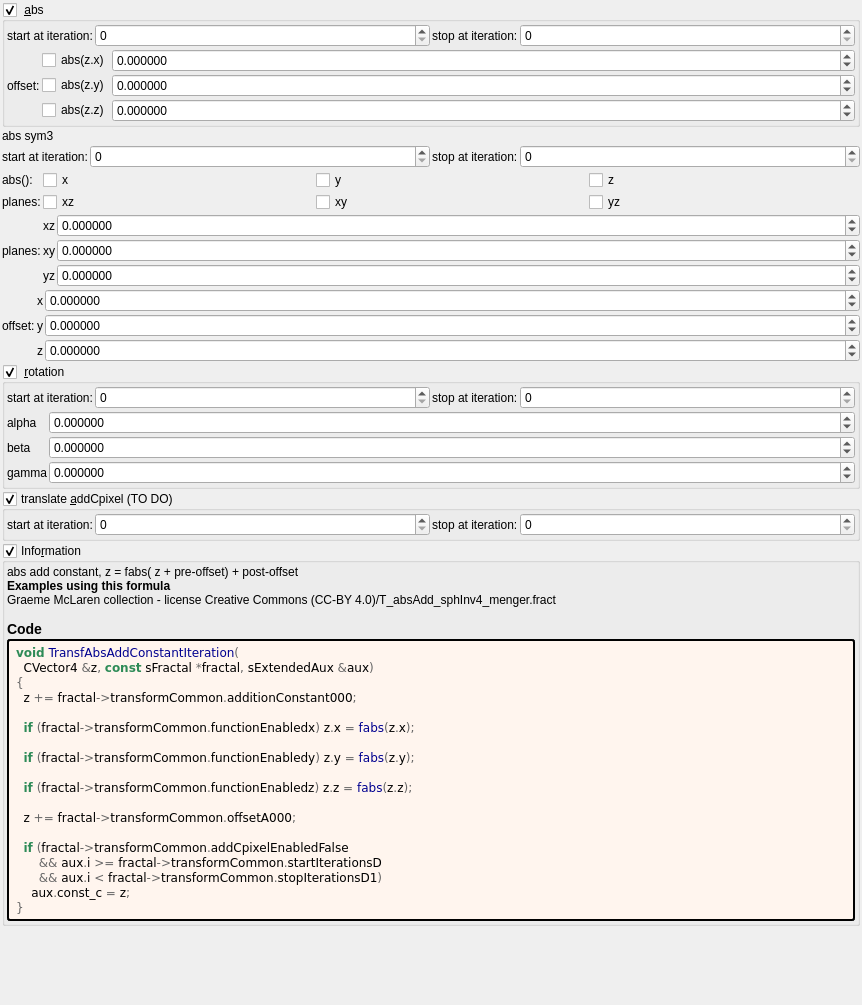
Qt form mandelbulber2/formula/ui/transf_abs_sym3.ui (buddhi1980/mandelbulber2) before a commit.
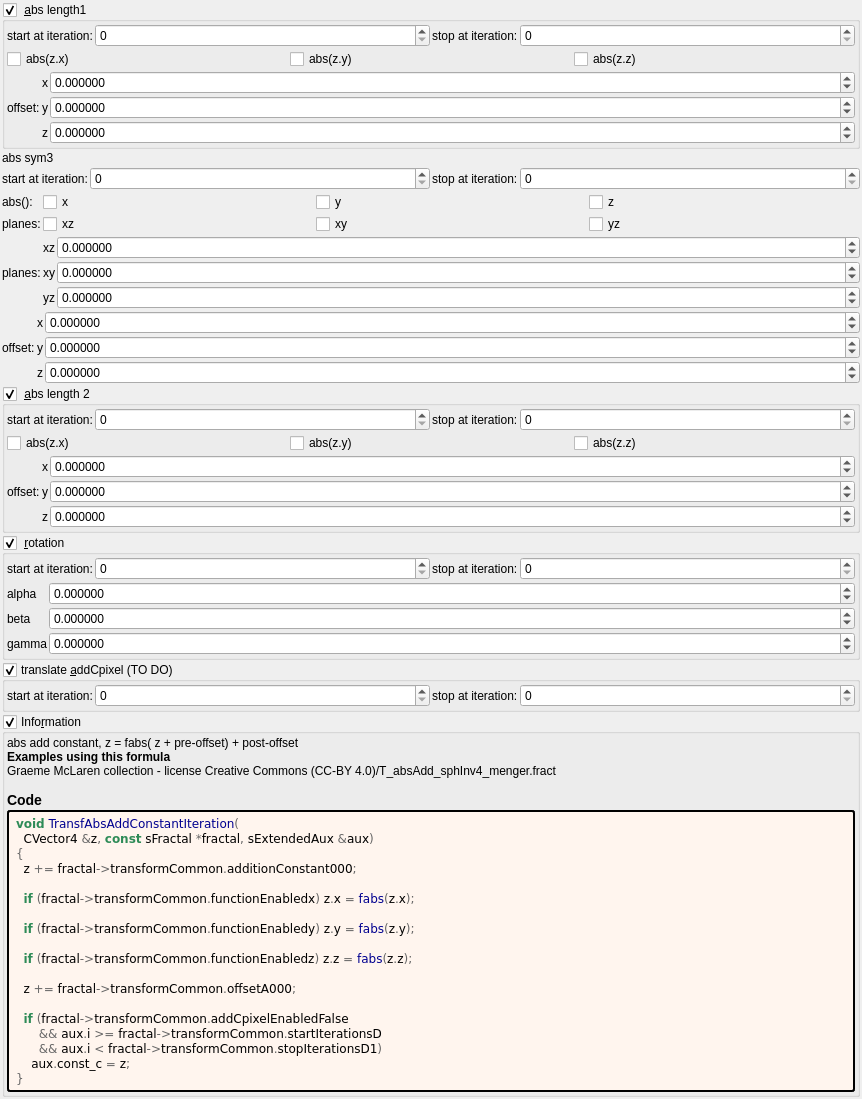
The same form after that commit. Custom widgets are drawn as their Qt base class.

Commit message: transf_difs_cylinder.cl add round option

The edit to the form file:
```diff
--- a/mandelbulber2/formula/ui/transf_abs_sym3.ui
+++ b/mandelbulber2/formula/ui/transf_abs_sym3.ui
@@ -7,7 +7,7 @@
     <x>0</x>
     <y>0</y>
     <width>862</width>
-    <height>1005</height>
+    <height>1085</height>
    </rect>
   </property>
   <property name="windowTitle">
@@ -32,12 +32,12 @@
    <item>
     <widget class="MyGroupBox" name="groupCheck_transf_function_enabledA_false">
      <property name="title">
-      <string> &amp;abs</string>
+      <string> &amp;abs length1</string>
      </property>
      <property name="checkable">
       <bool>true</bool>
      </property>
-     <layout class="QVBoxLayout" name="verticalLayout_17" stretch="0,0">
+     <layout class="QVBoxLayout" name="verticalLayout_17" stretch="0,0,0">
       <property name="spacing">
        <number>2</number>
       </property>
@@ -104,116 +104,22 @@
        </layout>
       </item>
       <item>
-       <layout class="QGridLayout" name="gridLayout_8" columnstretch="0,0,1">
-        <property name="spacing">
-         <number>2</number>
-        </property>
-        <item row="1" column="0">
-         <widget class="QLabel" name="label_259">
-          <property name="text">
-           <string>offset:</string>
-          </property>
-         </widget>
-        </item>
-        <item row="0" column="2">
-         <widget class="MyDoubleSpinBox" name="spinbox3_transf_offset_000_x">
-          <property name="sizePolicy">
-           <sizepolicy hsizetype="Minimum" vsizetype="Maximum">
-            <horstretch>0</horstretch>
-            <verstretch>0</verstretch>
-           </sizepolicy>
-          </property>
-          <property name="prefix">
-           <string/>
-          </property>
-          <property name="suffix">
-           <string/>
-          </property>
-          <property name="decimals">
-           <number>6</number>
-          </property>
-          <property name="minimum">
-           <double>-99.989999999999995</double>
-          </property>
-          <property name="maximum">
-           <double>99.989999999999995</double>
-          </property>
-          <property name="singleStep">
-           <double>0.100000000000000</double>
-          </property>
-         </widget>
-        </item>
-        <item row="1" column="2">
-         <widget class="MyDoubleSpinBox" name="spinbox3_transf_offset_000_y">
-          <property name="sizePolicy">
-           <sizepolicy hsizetype="Minimum" vsizetype="Maximum">
-            <horstretch>0</horstretch>
-            <verstretch>0</verstretch>
-           </sizepolicy>
-          </property>
-          <property name="prefix">
-           <string/>
-          </property>
-          <property name="suffix">
-           <string/>
-          </property>
-          <property name="decimals">
-           <number>6</number>
-          </property>
-          <property name="minimum">
-           <double>-99.989999999999995</double>
-          </property>
-          <property name="maximum">
-           <double>99.989999999999995</double>
-          </property>
-          <property name="singleStep">
-           <double>0.100000000000000</double>
-          </property>
-         </widget>
-        </item>
-        <item row="2" column="2">
-         <widget class="MyDoubleSpinBox" name="spinbox3_transf_offset_000_z">
-          <property name="sizePolicy">
-           <sizepolicy hsizetype="Minimum" vsizetype="Maximum">
-            <horstretch>0</horstretch>
-            <verstretch>0</verstretch>
-           </sizepolicy>
-          </property>
-          <property name="prefix">
-           <string/>
-          </property>
-          <property name="suffix">
-           <string/>
-          </property>
-          <property name="decimals">
-           <number>6</number>
-          </property>
-          <property name="minimum">
-           <double>-99.989999999999995</double>
-          </property>
-          <property name="maximum">
-           <double>99.989999999999995</double>
-          </property>
-          <property name="singleStep">
-           <double>0.100000000000000</double>
-          </property>
-         </widget>
-        </item>
-        <item row="0" column="1">
+       <layout class="QHBoxLayout" name="horizontalLayout_20" stretch="0,0,0">
+        <item>
          <widget class="MyCheckBox" name="checkBox_transf_function_enabledx">
           <property name="text">
            <string notr="true">abs(z.x)</string>
           </property>
          </widget>
         </item>
-        <item row="1" column="1">
+        <item>
          <widget class="MyCheckBox" name="checkBox_transf_function_enabledy">
           <property name="text">
            <string notr="true">abs(z.y)</string>
           </property>
          </widget>
         </item>
-        <item row="2" column="1">
+        <item>
          <widget class="MyCheckBox" name="checkBox_transf_function_enabledz">
           <property name="text">
            <string notr="true">abs(z.z)</string>
@@ -222,6 +128,152 @@
         </item>
        </layout>
       </item>
+      <item>
+       <layout class="QGridLayout" name="gridLayout_4" columnstretch="0,0,1">
+        <property name="spacing">
+         <number>2</number>
+        </property>
+        <item row="1" column="0">
+         <widget class="QLabel" name="label_264">
+          <property name="text">
+           <string>offset:</string>
+          </property>
+         </widget>
+        </item>
+        <item row="1" column="1">
+         <widget class="QLabel" name="label_132">
+          <property name="sizePolicy">
+           <sizepolicy hsizetype="Preferred" vsizetype="Preferred">
+            <horstretch>0</horstretch>
+            <verstretch>0</verstretch>
+           </sizepolicy>
+          </property>
+          <property name="text">
+           <string notr="true">y</string>
+          </property>
+          <property name="alignment">
+           <set>Qt::AlignRight|Qt::AlignTrailing|Qt::AlignVCenter</set>
+          </property>
+         </widget>
+        </item>
+        <item row="2" column="1">
+         <widget class="QLabel" name="label_133">
+          <property name="sizePolicy">
+           <sizepolicy hsizetype="Preferred" vsizetype="Preferred">
+            <horstretch>0</horstretch>
+            <verstretch>0</verstretch>
+           </sizepolicy>
+          </property>
+          <property name="text">
+           <string notr="true">z</string>
+          </property>
+          <property name="alignment">
+           <set>Qt::AlignRight|Qt::AlignTrailing|Qt::AlignVCenter</set>
+          </property>
+         </widget>
+        </item>
+        <item row="0" column="1">
+         <widget class="QLabel" name="label_134">
+          <property name="sizePolicy">
+           <sizepolicy hsizetype="Preferred" vsizetype="Preferred">
+            <horstretch>0</horstretch>
+            <verstretch>0</verstretch>
+           </sizepolicy>
+          </property>
+          <property name="text">
+           <string notr="true">x</string>
+          </property>
+          <property name="alignment">
+           <set>Qt::AlignRight|Qt::AlignTrailing|Qt::AlignVCenter</set>
+          </property>
+         </widget>
+        </item>
+        <item row="0" column="2">
+         <widget class="MyDoubleSpinBox" name="spinbox3_transf_offset_000_x">
+          <property name="sizePolicy">
+           <sizepolicy hsizetype="Minimum" vsizetype="Maximum">
+            <horstretch>0</horstretch>
+            <verstretch>0</verstretch>
+           </sizepolicy>
+          </property>
+          <property name="prefix">
+           <string/>
+          </property>
+          <property name="suffix">
+           <string/>
+          </property>
+          <property name="decimals">
+           <number>6</number>
+          </property>
+          <property name="minimum">
+           <double>-99.989999999999995</double>
+          </property>
+          <property name="maximum">
+           <double>99.989999999999995</double>
+          </property>
+          <property name="singleStep">
+           <double>0.100000000000000</double>
+          </property>
+         </widget>
+        </item>
+        <item row="1" column="2">
+         <widget class="MyDoubleSpinBox" name="spinbox3_transf_offset_000_y">
+          <property name="sizePolicy">
+           <sizepolicy hsizetype="Minimum" vsizetype="Maximum">
+            <horstretch>0</horstretch>
+            <verstretch>0</verstretch>
+           </sizepolicy>
+          </property>
+          <property name="prefix">
+           <string/>
+          </property>
+          <property name="suffix">
+           <string/>
+          </property>
+          <property name="decimals">
+           <number>6</number>
+          </property>
+          <property name="minimum">
+           <double>-99.989999999999995</double>
+          </property>
+          <property name="maximum">
+           <double>99.989999999999995</double>
+          </property>
+          <property name="singleStep">
+           <double>0.100000000000000</double>
+          </property>
+         </widget>
+        </item>
+        <item row="2" column="2">
+         <widget class="MyDoubleSpinBox" name="spinbox3_transf_offset_000_z">
+          <property name="sizePolicy">
+           <sizepolicy hsizetype="Minimum" vsizetype="Maximum">
+            <horstretch>0</horstretch>
+            <verstretch>0</verstretch>
+           </sizepolicy>
+          </property>
+          <property name="prefix">
+           <string/>
+          </property>
+          <property name="suffix">
+           <string/>
+          </property>
+          <property name="decimals">
+           <number>6</number>
+          </property>
+          <property name="minimum">
+           <double>-99.989999999999995</double>
+          </property>
+          <property name="maximum">
+           <double>99.989999999999995</double>
+          </property>
+          <property name="singleStep">
+           <double>0.100000000000000</double>
+          </property>
+         </widget>
+        </item>
+       </layout>
+      </item>
      </layout>
     </widget>
    </item>
@@ -637,6 +689,254 @@
      </item>
     </layout>
    </item>
+   <item>
+    <widget class="MyGroupBox" name="groupCheck_transf_function_enabledB_false">
+     <property name="title">
+      <string> &amp;abs length 2</string>
+     </property>
+     <property name="checkable">
+      <bool>true</bool>
+     </property>
+     <layout class="QVBoxLayout" name="verticalLayout_19" stretch="0,0,0">
+      <property name="spacing">
+       <number>2</number>
+      </property>
+      <property name="leftMargin">
+       <number>2</number>
+      </property>
+      <property name="topMargin">
+       <number>2</number>
+      </property>
+      <property name="rightMargin">
+       <number>2</number>
+      </property>
+      <property name="bottomMargin">
+       <number>2</number>
+      </property>
+      <item>
+       <layout class="QHBoxLayout" name="horizontalLayout_19" stretch="0,1,0,1">
+        <item>
+         <widget class="QLabel" name="label_100">
+          <property name="text">
+           <string>start at iteration:</string>
+          </property>
+         </widget>
+        </item>
+        <item>
+         <widget class="MySpinBox" name="spinboxInt_transf_start_iterations_B">
+          <property name="sizePolicy">
+           <sizepolicy hsizetype="Minimum" vsizetype="Maximum">
+            <horstretch>0</horstretch>
+            <verstretch>0</verstretch>
+           </sizepolicy>
+          </property>
+          <property name="minimum">
+           <number>0</number>
+          </property>
+          <property name="maximum">
+           <number>999</number>
+          </property>
+          <property name="value">
+           <number>0</number>
+          </property>
+         </widget>
+        </item>
+        <item>
+         <widget class="QLabel" name="label_72">
+          <property name="text">
+           <string>stop at iteration:</string>
+          </property>
+         </widget>
+        </item>
+        <item>
+         <widget class="MySpinBox" name="spinboxInt_transf_stop_iterations_B">
+          <property name="sizePolicy">
+           <sizepolicy hsizetype="Preferred" vsizetype="Maximum">
+            <horstretch>0</horstretch>
+            <verstretch>0</verstretch>
+           </sizepolicy>
+          </property>
+          <property name="maximum">
+           <number>999</number>
+          </property>
+         </widget>
+        </item>
+       </layout>
+      </item>
+      <item>
+       <layout class="QHBoxLayout" name="horizontalLayout_21" stretch="0,0,0">
+        <item>
+         <widget class="MyCheckBox" name="checkBox_transf_function_enabledCx">
+          <property name="text">
+           <string notr="true">abs(z.x)</string>
+          </property>
+         </widget>
+        </item>
+        <item>
+         <widget class="MyCheckBox" name="checkBox_transf_function_enabledCy">
+          <property name="text">
+           <string notr="true">abs(z.y)</string>
+          </property>
+         </widget>
+        </item>
+        <item>
+         <widget class="MyCheckBox" name="checkBox_transf_function_enabledCz">
+          <property name="text">
+           <string notr="true">abs(z.z)</string>
+          </property>
+         </widget>
+        </item>
+       </layout>
+      </item>
+      <item>
+       <layout class="QGridLayout" name="gridLayout_3" columnstretch="0,0,1">
+        <property name="spacing">
+         <number>2</number>
+        </property>
+        <item row="1" column="2">
+         <widget class="MyDoubleSpinBox" name="spinbox3_transf_offsetF_000_y">
+          <property name="sizePolicy">
+           <sizepolicy hsizetype="Minimum" vsizetype="Maximum">
+            <horstretch>0</horstretch>
+            <verstretch>0</verstretch>
+           </sizepolicy>
+          </property>
+          <property name="prefix">
+           <string/>
+          </property>
+          <property name="suffix">
+           <string/>
+          </property>
+          <property name="decimals">
+           <number>6</number>
+          </property>
+          <property name="minimum">
+           <double>-99.989999999999995</double>
+          </property>
+          <property name="maximum">
+           <double>99.989999999999995</double>
+          </property>
+          <property name="singleStep">
+           <double>0.100000000000000</double>
+          </property>
+         </widget>
+        </item>
+        <item row="0" column="2">
+         <widget class="MyDoubleSpinBox" name="spinbox3_transf_offsetF_000_x">
+          <property name="sizePolicy">
+           <sizepolicy hsizetype="Minimum" vsizetype="Maximum">
+            <horstretch>0</horstretch>
+            <verstretch>0</verstretch>
+           </sizepolicy>
+          </property>
+          <property name="prefix">
+           <string/>
+          </property>
+          <property name="suffix">
+           <string/>
+          </property>
+          <property name="decimals">
+           <number>6</number>
+          </property>
+          <property name="minimum">
+           <double>-99.989999999999995</double>
+          </property>
+          <property name="maximum">
+           <double>99.989999999999995</double>
+          </property>
+          <property name="singleStep">
+           <double>0.100000000000000</double>
+          </property>
+         </widget>
+        </item>
+        <item row="1" column="0">
+         <widget class="QLabel" name="label_263">
+          <property name="text">
+           <string>offset:</string>
+          </property>
+         </widget>
+        </item>
+        <item row="1" column="1">
+         <widget class="QLabel" name="label_129">
+          <property name="sizePolicy">
+           <sizepolicy hsizetype="Preferred" vsizetype="Preferred">
+            <horstretch>0</horstretch>
+            <verstretch>0</verstretch>
+           </sizepolicy>
+          </property>
+          <property name="text">
+           <string notr="true">y</string>
+          </property>
+          <property name="alignment">
+           <set>Qt::AlignRight|Qt::AlignTrailing|Qt::AlignVCenter</set>
+          </property>
+         </widget>
+        </item>
+        <item row="2" column="2">
+         <widget class="MyDoubleSpinBox" name="spinbox3_transf_offsetF_000_z">
+          <property name="sizePolicy">
+           <sizepolicy hsizetype="Minimum" vsizetype="Maximum">
+            <horstretch>0</horstretch>
+            <verstretch>0</verstretch>
+           </sizepolicy>
+          </property>
+          <property name="prefix">
+           <string/>
+          </property>
+          <property name="suffix">
+           <string/>
+          </property>
+          <property name="decimals">
+           <number>6</number>
+          </property>
+          <property name="minimum">
+           <double>-99.989999999999995</double>
+          </property>
+          <property name="maximum">
+           <double>99.989999999999995</double>
+          </property>
+          <property name="singleStep">
+           <double>0.100000000000000</double>
+          </property>
+         </widget>
+        </item>
+        <item row="2" column="1">
+         <widget class="QLabel" name="label_130">
+          <property name="sizePolicy">
+           <sizepolicy hsizetype="Preferred" vsizetype="Preferred">
+            <horstretch>0</horstretch>
+            <verstretch>0</verstretch>
+           </sizepolicy>
+          </property>
+          <property name="text">
+           <string notr="true">z</string>
+          </property>
+          <property name="alignment">
+           <set>Qt::AlignRight|Qt::AlignTrailing|Qt::AlignVCenter</set>
+          </property>
+         </widget>
+        </item>
+        <item row="0" column="1">
+         <widget class="QLabel" name="label_131">
+          <property name="sizePolicy">
+           <sizepolicy hsizetype="Preferred" vsizetype="Preferred">
+            <horstretch>0</horstretch>
+            <verstretch>0</verstretch>
+           </sizepolicy>
+          </property>
+          <property name="text">
+           <string notr="true">x</string>
+          </property>
+          <property name="alignment">
+           <set>Qt::AlignRight|Qt::AlignTrailing|Qt::AlignVCenter</set>
+          </property>
+         </widget>
+        </item>
+       </layout>
+      </item>
+     </layout>
+    </widget>
+   </item>
    <item>
     <widget class="MyGroupBox" name="groupCheck_transf_function_enabledR_false">
      <property name="title">
```
Left out of the diff: 176 changed lines with no effect on the pictures. The commit also changes 6 other files.
